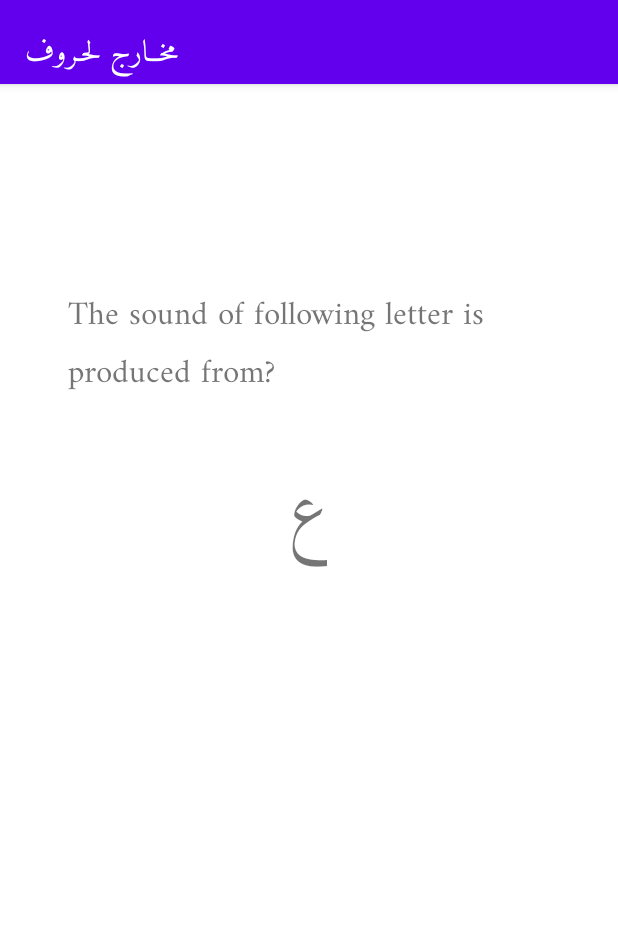
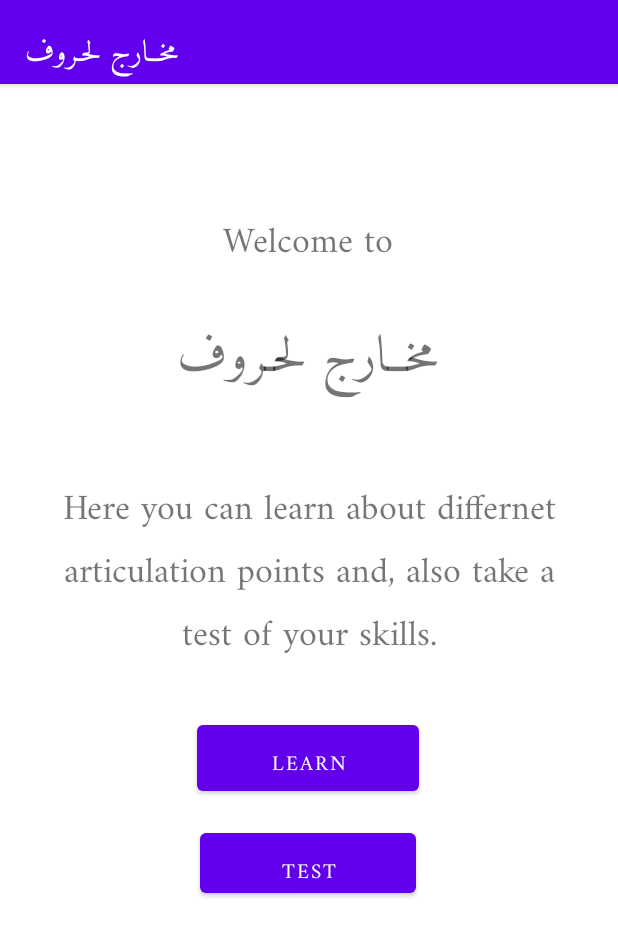
Before and after one commit to AazamJutt/Mobile-Computing, an Android app: the screen it shows after launch (MainActivity), on a phone screen of 412 x 824 dp. Shown: the top 936 px of the screen. Run offline under Robolectric (Android 15) with nearby library versions, the phone set to English and light mode, and no system bars.

Commit message:
Added Main Screen

```diff
--- a/app/src/main/AndroidManifest.xml
+++ b/app/src/main/AndroidManifest.xml
@@ -6,11 +6,14 @@
         android:allowBackup="true"
         android:icon="@mipmap/ic_launcher"
         android:label="@string/app_name"
+        android:layoutDirection="rtl"
         android:roundIcon="@mipmap/ic_launcher_round"
         android:supportsRtl="true"
-        android:layoutDirection="rtl"
         android:textAlignment="viewStart"
         android:theme="@style/Theme.MakharijUlHuruf">
+        <activity
+            android:name=".test_activity"
+            android:exported="false" />
         <activity
             android:name=".MainActivity"
             android:exported="true">
--- a/app/src/main/java/com/example/makharijulhuruf/MainActivity.java
+++ b/app/src/main/java/com/example/makharijulhuruf/MainActivity.java
@@ -16,7 +16,7 @@ public class MainActivity extends AppCompatActivity {
     protected void onCreate(Bundle savedInstanceState) {
         super.onCreate(savedInstanceState);
         setContentView(R.layout.activity_main);
-        letter = findViewById(R.id.letter);
-        letter.setText(letters[0]);
+        //letter = findViewById(R.id.letter);
+        //letter.setText(letters[0]);
     }
 }
--- a/app/src/main/res/layout/activity_main.xml
+++ b/app/src/main/res/layout/activity_main.xml
@@ -4,28 +4,64 @@
     xmlns:tools="http://schemas.android.com/tools"
     android:layout_width="match_parent"
     android:layout_height="match_parent"
-    tools:context=".MainActivity">
+    tools:context=".MainActivity"
+    tools:layout_editor_absoluteX="0dp"
+    tools:layout_editor_absoluteY="-44dp">
 
     <TextView
-        android:id="@+id/questionText"
-        android:layout_width="322dp"
-        android:layout_height="92dp"
-        android:layout_marginTop="120dp"
-        android:text="@string/question"
-        android:textDirection="anyRtl"
-        android:textSize="22sp"
+        android:id="@+id/textView3"
+        android:layout_width="wrap_content"
+        android:layout_height="61dp"
+        android:layout_marginTop="68dp"
+        android:text="@string/weclomeText"
+        android:textSize="24sp"
         app:layout_constraintEnd_toEndOf="parent"
+        app:layout_constraintHorizontal_bias="0.498"
         app:layout_constraintStart_toStartOf="parent"
         app:layout_constraintTop_toTopOf="parent" />
 
     <TextView
-        android:id="@+id/letter"
+        android:id="@+id/textView5"
+        android:layout_width="362dp"
+        android:layout_height="151dp"
+        android:layout_marginTop="24dp"
+        android:text="@string/intro"
+        android:textAlignment="center"
+        android:textSize="24sp"
+        app:layout_constraintEnd_toEndOf="parent"
+        app:layout_constraintStart_toStartOf="parent"
+        app:layout_constraintTop_toBottomOf="@+id/textView4" />
+
+    <TextView
+        android:id="@+id/textView4"
         android:layout_width="wrap_content"
         android:layout_height="wrap_content"
-        android:text="TextView"
-        android:textSize="48sp"
+        android:text="@string/app_name"
+        android:textSize="34sp"
         app:layout_constraintEnd_toEndOf="parent"
         app:layout_constraintHorizontal_bias="0.497"
         app:layout_constraintStart_toStartOf="parent"
-        app:layout_constraintTop_toBottomOf="@+id/questionText" />
+        app:layout_constraintTop_toBottomOf="@+id/textView3" />
+
+    <Button
+        android:id="@+id/button"
+        android:layout_width="148dp"
+        android:layout_height="56dp"
+        android:layout_marginTop="24dp"
+        android:text="@string/learn"
+        app:layout_constraintEnd_toEndOf="parent"
+        app:layout_constraintHorizontal_bias="0.498"
+        app:layout_constraintStart_toStartOf="parent"
+        app:layout_constraintTop_toBottomOf="@+id/textView5" />
+
+    <Button
+        android:id="@+id/button2"
+        android:layout_width="144dp"
+        android:layout_height="52dp"
+        android:layout_marginTop="16dp"
+        android:text="@string/Test"
+        app:layout_constraintEnd_toEndOf="parent"
+        app:layout_constraintHorizontal_bias="0.498"
+        app:layout_constraintStart_toStartOf="parent"
+        app:layout_constraintTop_toBottomOf="@+id/button" />
 </androidx.constraintlayout.widget.ConstraintLayout>
--- a/app/src/main/res/values/strings.xml
+++ b/app/src/main/res/values/strings.xml
@@ -1,4 +1,9 @@
 <resources>
     <string name="app_name">مخــارج لحـروف</string>
     <string name="question">The sound of following letter is produced from?</string>
+    <string name="answerHeading">Choose an option!</string>
+    <string name="weclomeText">Welcome to</string>
+    <string name="learn">Learn</string>
+    <string name="Test">Test</string>
+    <string name="intro">Here you can learn about differnet articulation points and, also take a test of your skills.</string>
 </resources>
```
Also changed, not shown: app/src/main/java/com/example/makharijulhuruf/test_activity.java (added, +14 -0 lines), app/src/main/res/layout/activity_test.xml (added, +179 -0 lines).
